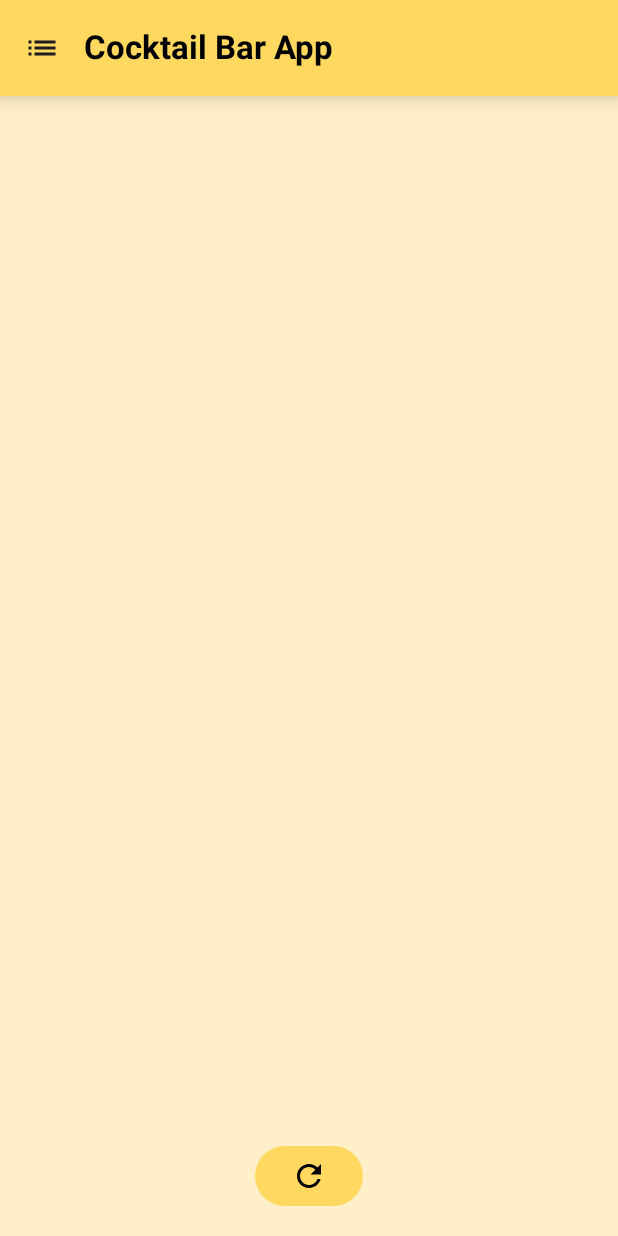
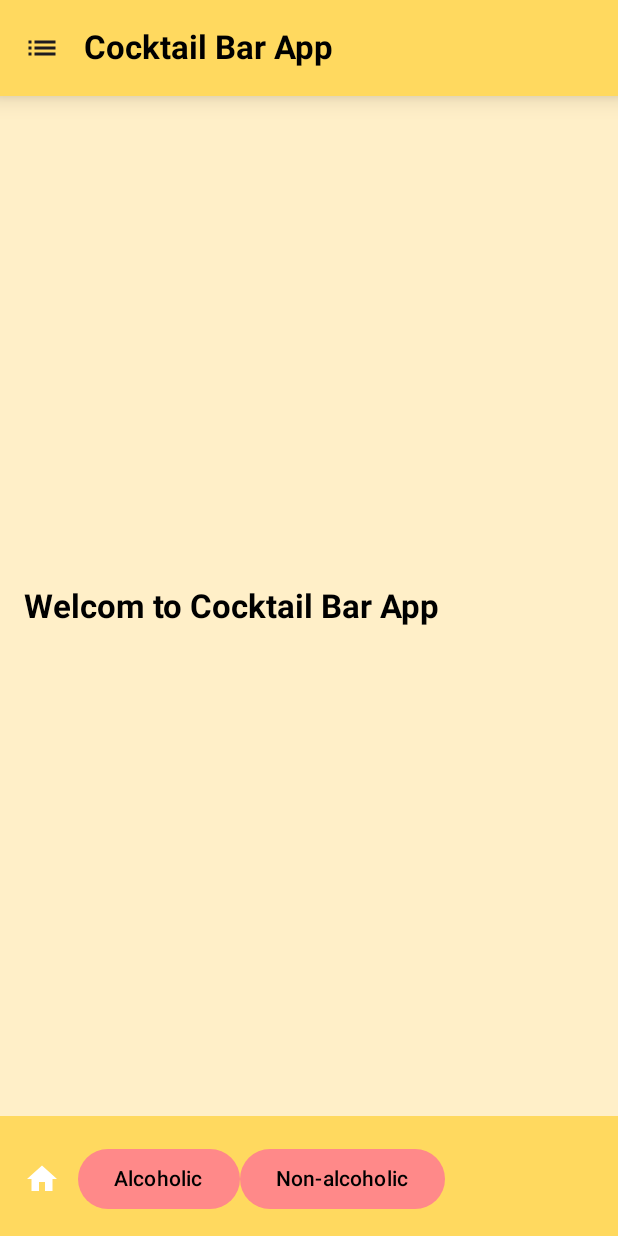
Before and after one commit to Frostyyyl/Cocktail-Bar, an Android app built with Jetpack Compose: the screen it shows after launch (MainActivity), on a phone screen of 412 x 824 dp. Run offline under Robolectric (Android 15) with nearby library versions, the phone set to English and light mode, and no system bars.

Commit message:
Add navigation between cards

```diff
--- a/app/build.gradle.kts
+++ b/app/build.gradle.kts
@@ -67,6 +67,6 @@ dependencies {
     debugImplementation(libs.androidx.ui.test.manifest)
 
     implementation("androidx.compose.material3.adaptive:adaptive:1.1.0")
-    implementation ("androidx.compose.material3.adaptive:adaptive-layout:1.1.0")
-    implementation ("androidx.compose.material3.adaptive:adaptive-navigation:1.1.0")
+    implementation("androidx.compose.material3.adaptive:adaptive-layout:1.1.0")
+    implementation("androidx.compose.material3.adaptive:adaptive-navigation:1.1.0")
 }
--- a/app/src/main/java/com/example/cocktail_bar/CocktailActivityTemplate.kt
+++ b/app/src/main/java/com/example/cocktail_bar/CocktailActivityTemplate.kt
@@ -2,17 +2,23 @@ package com.example.cocktail_bar
 
 import androidx.compose.foundation.layout.PaddingValues
 import androidx.compose.foundation.layout.fillMaxSize
+import androidx.compose.foundation.layout.padding
+import androidx.compose.foundation.pager.HorizontalPager
+import androidx.compose.foundation.pager.PagerState
+import androidx.compose.foundation.pager.rememberPagerState
 import androidx.compose.material3.DrawerValue
 import androidx.compose.material3.ModalNavigationDrawer
 import androidx.compose.material3.Scaffold
 import androidx.compose.material3.SnackbarHost
 import androidx.compose.material3.SnackbarHostState
+import androidx.compose.material3.Text
 import androidx.compose.material3.rememberDrawerState
 import androidx.compose.runtime.Composable
 import androidx.compose.runtime.remember
 import androidx.compose.runtime.rememberCoroutineScope
 import androidx.compose.ui.Modifier
 import com.example.cocktail_bar.components.layout.AppBar
+import com.example.cocktail_bar.components.layout.CardBar
 import com.example.cocktail_bar.components.layout.NavigationDrawer
 import com.example.cocktail_bar.ui.theme.CocktailBarTheme
 import kotlinx.coroutines.CoroutineScope
@@ -23,20 +29,20 @@ fun CocktailActivityTemplate (
     title: String = "Cocktail Bar App",
     snackbarHostState: SnackbarHostState = remember { SnackbarHostState() },
     scope: CoroutineScope = rememberCoroutineScope(),
+    pagerState: PagerState = rememberPagerState(pageCount = { 3 }),
     mainContent: @Composable (PaddingValues) -> Unit
 ) {
     val drawerState = rememberDrawerState(initialValue = DrawerValue.Closed)
-
     CocktailBarTheme {
         ModalNavigationDrawer(
             drawerState = drawerState,
             drawerContent = {
                 NavigationDrawer(
+                    pagerState = pagerState,
+                    scope = scope,
                     onBackClick = {
                         scope.launch {
-                            drawerState.apply {
-                                close()
-                            }
+                            drawerState.apply { close() }
                         }
                     }
                 )
@@ -50,11 +56,15 @@ fun CocktailActivityTemplate (
                         title = title,
                         onListClick = {
                             scope.launch {
-                                drawerState.apply {
-                                    open()
-                                }
+                                drawerState.apply { open() }
                             }
                         }
+                    )
+                },
+                bottomBar = {
+                    CardBar(
+                        pagerState = pagerState,
+                        scope = scope
                     )
                 },
                 modifier = Modifier.fillMaxSize(),
--- a/app/src/main/java/com/example/cocktail_bar/MainActivity.kt
+++ b/app/src/main/java/com/example/cocktail_bar/MainActivity.kt
@@ -13,6 +13,8 @@ import androidx.compose.foundation.layout.Spacer
 import androidx.compose.foundation.layout.fillMaxSize
 import androidx.compose.foundation.layout.padding
 import androidx.compose.foundation.layout.size
+import androidx.compose.foundation.pager.HorizontalPager
+import androidx.compose.foundation.pager.rememberPagerState
 import androidx.compose.foundation.rememberScrollState
 import androidx.compose.foundation.verticalScroll
 import androidx.compose.material3.SnackbarHostState
@@ -33,6 +35,10 @@ import com.example.cocktail_bar.components.CocktailList
 import com.example.cocktail_bar.components.RefreshButton
 import com.example.cocktail_bar.components.SendSMSButton
 import com.example.cocktail_bar.components.Timer
+import com.example.cocktail_bar.components.cards.AlcoholicCategoryCard
+import com.example.cocktail_bar.components.cards.HomeCard
+import com.example.cocktail_bar.components.cards.NonAlcoholicCategoryCard
+import com.example.cocktail_bar.utility.isTablet
 
 const val cocktailsNum = 16
 
@@ -43,89 +49,41 @@ class MainActivity : ComponentActivity() {
         super.onCreate(savedInstanceState)
         enableEdgeToEdge()
         setContent {
-            CocktailApp(viewModel)
-        }
-    }
-}
-
-@Composable
-fun isTablet(): Boolean {
-    val context = LocalContext.current
-    return context.resources.configuration.screenLayout and
-            Configuration.SCREENLAYOUT_SIZE_MASK >= Configuration.SCREENLAYOUT_SIZE_LARGE
-}
-
-@Composable
-fun CocktailApp(viewModel: CocktailViewModel) {
-    val cocktails = viewModel.cocktails.value
-    var selectedCocktail by remember { mutableIntStateOf(0) }
-    val scrollState = rememberScrollState(initial = 0)
-
-    LaunchedEffect(cocktails) {
-        if (cocktails.isNotEmpty()) {
-            selectedCocktail = 0 // After refreshing the cocktails set index to 0
-        }
-    }
+            //CocktailApp(viewModel)
 
             val snackbarHostState = remember { SnackbarHostState() }
             val scope = rememberCoroutineScope()
+            val pagerState = rememberPagerState(pageCount = {
+                3
+            })
 
             CocktailActivityTemplate (
                 snackbarHostState = snackbarHostState,
                 scope = scope,
+                pagerState = pagerState,
                 mainContent = { innerPadding ->
-            if (isTablet()){
-
-                Row (modifier = Modifier.padding(innerPadding)) {
-                    CocktailList(Modifier.weight(3f), cocktails) { index: Int ->
-                        selectedCocktail = index
-                    }
-                    Box (
-                        Modifier
-                            .weight(4f)
-                            .padding(end = 16.dp)
-                            .align(Alignment.CenterVertically)
-                            .verticalScroll(scrollState)
-                    ) {
-                        if (cocktails.isNotEmpty()) {
-                            Column {
-                                CocktailDetails(cocktails[selectedCocktail])
-                                Spacer(modifier = Modifier.size(24.dp))
-                                Timer(key = selectedCocktail, minutes = 1, seconds = 0)
-                            }
-
-                        }
-                        RefreshButton(onClick = {
-                            viewModel.fetchRandomCocktails(cocktailsNum)
-                        })
-                    }
-                }
-
-                if (cocktails.isNotEmpty()){
-                    Box(
+                    HorizontalPager(
+                        state = pagerState,
                         modifier = Modifier
                             .fillMaxSize()
-                    ) {
-                        SendSMSButton(
-                            cocktail = cocktails[selectedCocktail],
-                            modifier = Modifier
-                                .align(Alignment.BottomEnd)
-                                .padding(16.dp),
+                            .padding(innerPadding)
+                    ) { page ->
+                        when(page) {
+                            0 -> HomeCard()
+                            1 -> AlcoholicCategoryCard(
+                                viewModel = viewModel,
+                                snackbarHostState = snackbarHostState,
+                                scope = scope
+                            )
+                            2 -> NonAlcoholicCategoryCard(
+                                viewModel = viewModel,
                                 snackbarHostState = snackbarHostState,
                                 scope = scope
                             )
                         }
                     }
-            } else {
-
-                CocktailList(Modifier.padding(innerPadding), cocktails) { index ->
-                    selectedCocktail = index
                 }
-                RefreshButton(
-                    modifier = Modifier.padding(innerPadding),
-                    onClick = { viewModel.fetchRandomCocktails(cocktailsNum) }
             )
         }
     }
-    )
 }
--- a/app/src/main/java/com/example/cocktail_bar/components/CocktailListComponent.kt
+++ b/app/src/main/java/com/example/cocktail_bar/components/CocktailListComponent.kt
@@ -28,7 +28,7 @@ import coil.compose.AsyncImage
 import com.example.cocktail_bar.api.Cocktail
 import com.example.cocktail_bar.DetailsActivity
 import com.example.cocktail_bar.R
-import com.example.cocktail_bar.isTablet
+import com.example.cocktail_bar.utility.isTablet
 
 
 @Composable
--- a/app/src/main/java/com/example/cocktail_bar/components/RefreshButtonComponent.kt
+++ b/app/src/main/java/com/example/cocktail_bar/components/RefreshButtonComponent.kt
@@ -14,7 +14,7 @@ import androidx.compose.ui.Alignment
 import androidx.compose.ui.Modifier
 import androidx.compose.ui.graphics.Color
 import androidx.compose.ui.unit.dp
-import com.example.cocktail_bar.isTablet
+import com.example.cocktail_bar.utility.isTablet
 
 @Composable
 fun RefreshButton(modifier: Modifier = Modifier, onClick: () -> Unit) {
--- /dev/null
+++ b/app/src/main/java/com/example/cocktail_bar/components/cards/HomeCard.kt
@@ -0,0 +1,21 @@
+package com.example.cocktail_bar.components.cards
+
+import androidx.compose.foundation.layout.Column
+import androidx.compose.foundation.layout.padding
+import androidx.compose.material3.MaterialTheme
+import androidx.compose.material3.Text
+import androidx.compose.runtime.Composable
+import androidx.compose.ui.Modifier
+import androidx.compose.ui.unit.dp
+
+@Composable
+fun HomeCard() {
+    Column(
+        modifier = Modifier.padding(16.dp)
+    ) {
+        Text(
+            text = "Welcom to Cocktail Bar App",
+            style = MaterialTheme.typography.titleLarge
+        )
+    }
+}
--- /dev/null
+++ b/app/src/main/java/com/example/cocktail_bar/components/layout/CardBarComponent.kt
@@ -0,0 +1,42 @@
+package com.example.cocktail_bar.components.layout
+
+import androidx.compose.foundation.gestures.animateScrollBy
+import androidx.compose.foundation.pager.PagerState
+import androidx.compose.material.icons.Icons
+import androidx.compose.material.icons.filled.Home
+import androidx.compose.material3.BottomAppBar
+import androidx.compose.material3.Button
+import androidx.compose.material3.Icon
+import androidx.compose.material3.IconButton
+import androidx.compose.material3.MaterialTheme
+import androidx.compose.material3.Text
+import androidx.compose.runtime.Composable
+import kotlinx.coroutines.CoroutineScope
+import kotlinx.coroutines.launch
+
+@Composable
+fun CardBar(
+    pagerState: PagerState,
+    scope: CoroutineScope
+) {
+    BottomAppBar (
+        actions = {
+            IconButton(onClick = {
+                scope.launch { pagerState.animateScrollToPage(0) }
+            }) {
+                Icon(Icons.Filled.Home, contentDescription = "Home")
+            }
+            Button(onClick = {
+                scope.launch { pagerState.animateScrollToPage(1) }
+            }) {
+                Text("Alcoholic")
+            }
+            Button(onClick = {
+                scope.launch { pagerState.animateScrollToPage(2) }
+            }) {
+                Text("Non-alcoholic")
+            }
+        },
+        containerColor = MaterialTheme.colorScheme.secondary
+    )
+}
--- a/app/src/main/java/com/example/cocktail_bar/components/layout/NavigationDrawerComponent.kt
+++ b/app/src/main/java/com/example/cocktail_bar/components/layout/NavigationDrawerComponent.kt
@@ -2,9 +2,9 @@ package com.example.cocktail_bar.components.layout
 
 import androidx.compose.foundation.layout.Row
 import androidx.compose.foundation.layout.padding
+import androidx.compose.foundation.pager.PagerState
 import androidx.compose.material.icons.Icons
 import androidx.compose.material.icons.automirrored.filled.ArrowBack
-import androidx.compose.material.icons.automirrored.filled.List
 import androidx.compose.material3.HorizontalDivider
 import androidx.compose.material3.Icon
 import androidx.compose.material3.IconButton
@@ -17,9 +17,13 @@ import androidx.compose.ui.Alignment
 import androidx.compose.ui.Modifier
 import androidx.compose.ui.graphics.Color
 import androidx.compose.ui.unit.dp
+import kotlinx.coroutines.CoroutineScope
+import kotlinx.coroutines.launch
 
 @Composable
 fun NavigationDrawer(
+    pagerState: PagerState,
+    scope: CoroutineScope,
     onBackClick: () -> Unit
 ) {
     ModalDrawerSheet (
@@ -43,11 +47,62 @@ fun NavigationDrawer(
                 modifier = Modifier.padding(16.dp)
             )
         }
-        HorizontalDivider()
+        HorizontalDivider(
+            color = MaterialTheme.colorScheme.onPrimary
+        )
         NavigationDrawerItem(
-            label = { Text(text = "Main page") },
+            label = { Text(
+                text = "Main page",
+                style = MaterialTheme.typography.titleMedium,
+                color = Color.Black
+            ) },
             selected = false,
-            onClick = { /*TODO*/ }
+            onClick = {
+                scope.launch {
+                    pagerState.animateScrollToPage(0)
+                    onBackClick()
+                }
+            }
+        )
+        NavigationDrawerItem(
+            label = { Text(
+                text = "Alcoholic cocktails",
+                style = MaterialTheme.typography.titleMedium,
+                color = Color.Black
+            ) },
+            selected = false,
+            onClick = {
+                scope.launch {
+                    pagerState.animateScrollToPage(1)
+                    onBackClick()
+                }
+            }
+        )
+        NavigationDrawerItem(
+            label = { Text(
+                text = "Non-Alcoholic cocktails",
+                style = MaterialTheme.typography.titleMedium,
+                color = Color.Black
+            ) },
+            selected = false,
+            onClick = {
+                scope.launch {
+                    pagerState.animateScrollToPage(2)
+                    onBackClick()
+                }
+            }
+        )
+        HorizontalDivider(
+            color = MaterialTheme.colorScheme.onPrimary
+        )
+        NavigationDrawerItem(
+            label = { Text(
+                text = "Timer",
+                style = MaterialTheme.typography.titleMedium,
+                color = Color.Black
+            ) },
+            selected = false,
+            onClick = { /* TODO */ }
         )
     }
 }
--- a/app/src/main/java/com/example/cocktail_bar/ui/theme/Color.kt
+++ b/app/src/main/java/com/example/cocktail_bar/ui/theme/Color.kt
@@ -18,4 +18,5 @@ val DeepBlue = Color(0xff1b4b4d)
 val Purple40 = Color(0xFF6650a4)
 val Pink80 = Color(0xffffefc8)
 val Pink = Color(0xffff8989)
+val DarkPink = Color(0xFFCE5678)
 val Yellow = Color(0xffffd95f)
--- a/app/src/main/java/com/example/cocktail_bar/ui/theme/Theme.kt
+++ b/app/src/main/java/com/example/cocktail_bar/ui/theme/Theme.kt
@@ -26,10 +26,10 @@ private val LightColorScheme = lightColorScheme(
     secondary = Yellow,
     tertiary = Yellow,
     background = Pink80,
+    onPrimary = DarkPink,
 
     /* Other default colors to override
     surface = Color(0xFFFFFBFE),
-    onPrimary = Color.White,
     onSecondary = Color.White,
     onTertiary = Color.White,
     onBackground = Color(0xFF1C1B1F),
```
Also changed, not shown: app/src/main/java/com/example/cocktail_bar/components/cards/AlcoholicCategoryCard.kt (added, +100 -0 lines), app/src/main/java/com/example/cocktail_bar/components/cards/NonAlcoholicCategoryCard.kt (added, +100 -0 lines), app/src/main/java/com/example/cocktail_bar/utility/IsTablet.kt (added, +13 -0 lines). Lines whose indentation alone changed are shown as unchanged.
